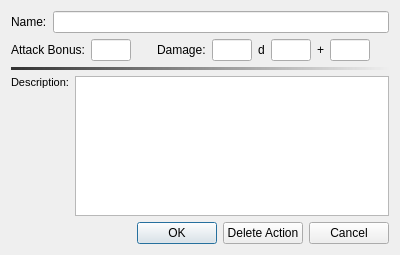
Above: DMHelper/src/monsteractioneditdialog.ui from MMetze/DMHelper before the change. Below: the same form after it.
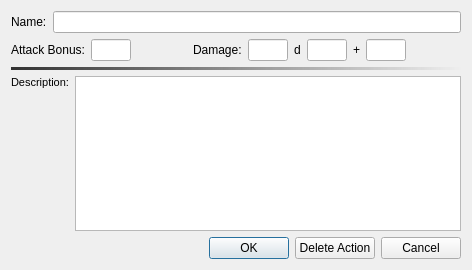
That is the form after the change. Icons and pictures are not drawn.

Diff of the .ui file:
```diff
--- a/DMHelper/src/monsteractioneditdialog.ui
+++ b/DMHelper/src/monsteractioneditdialog.ui
@@ -6,8 +6,8 @@
    <rect>
     <x>0</x>
     <y>0</y>
-    <width>400</width>
-    <height>255</height>
+    <width>472</width>
+    <height>270</height>
    </rect>
   </property>
   <property name="windowTitle">
```
Left out of the diff: 2 changed lines with no effect on the pictures.
